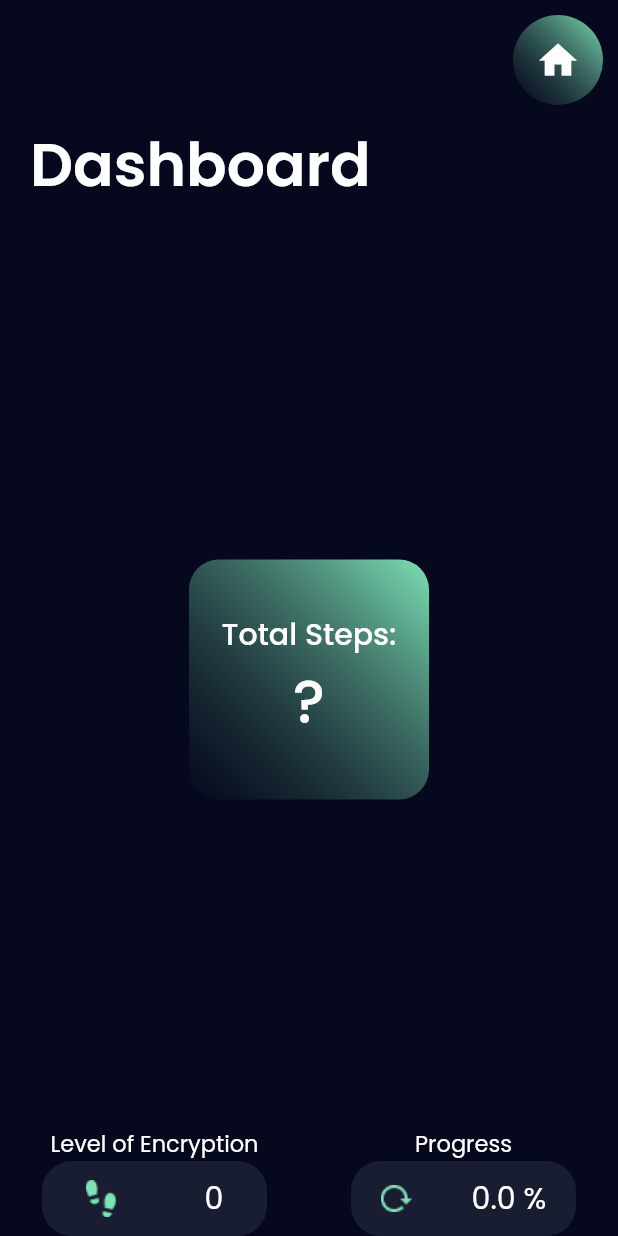
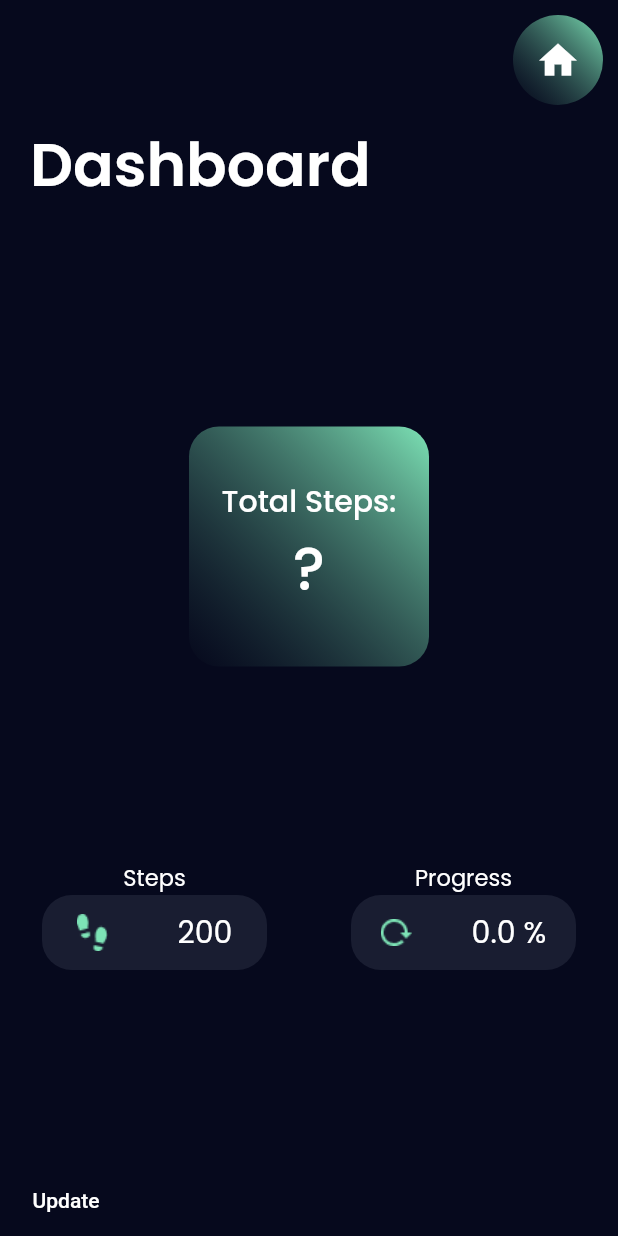
Before and after one commit to aakzsh/lilix, a Flutter app: the Dashboard screen opened directly, on a phone screen of 412 x 824 dp. Run offline on Flutter 3.47's test engine with Material 2 defaults, Android fonts, the phone set to English and light mode, and no system bars; our stand-ins replace cloud_firestore, firebase_auth, firebase_core, google_fonts, pedometer; missing offline and left inert: clipboard; accounts and stored records are empty.

Commit message:
update step data to db

```diff
--- a/flutter-app/lib/dashboard.dart
+++ b/flutter-app/lib/dashboard.dart
@@ -3,6 +3,8 @@ import 'package:lilix/encrypt.dart';
 import 'package:google_fonts/google_fonts.dart';
 import 'package:lilix/main.dart';
 import 'package:pedometer/pedometer.dart';
+import 'package:cloud_firestore/cloud_firestore.dart';
+import 'package:firebase_auth/firebase_auth.dart';
 
 class Dashboard extends StatefulWidget {
   @override
@@ -10,10 +12,12 @@ class Dashboard extends StatefulWidget {
 }
 
 int steps;
-int goal = 0;
+int goal = 200;
 double percent = 0.0;
 
 class _DashboardState extends State<Dashboard> {
+  final User user = FirebaseAuth.instance.currentUser;
+
   Stream<StepCount> _stepCountStream;
   String _steps = '?';
 
@@ -46,6 +50,12 @@ class _DashboardState extends State<Dashboard> {
 
   @override
   Widget build(BuildContext context) {
+    final uid = user.uid;
+    // setState(() {
+    //   if (goal != 0) {
+    //     percent = (steps / goal) * 100;
+    //   }
+    // });
     return Scaffold(
       body: Container(
         color: bluesy,
@@ -102,7 +112,7 @@ class _DashboardState extends State<Dashboard> {
                 Column(
                   children: <Widget>[
                     Text(
-                      "Level of Encryption",
+                      "Steps",
                       style: GoogleFonts.poppins(
                           color: Colors.white, fontSize: 15),
                     ),
@@ -152,6 +162,15 @@ class _DashboardState extends State<Dashboard> {
                   ],
                 ),
               ],
+            ),
+            MaterialButton(
+              onPressed: () {
+                FirebaseFirestore.instance
+                    .collection('users')
+                    .doc('$uid')
+                    .update({'steps': '${int.parse(_steps)}'});
+              },
+              child: Text("Update"),
             )
           ],
         ),
```
